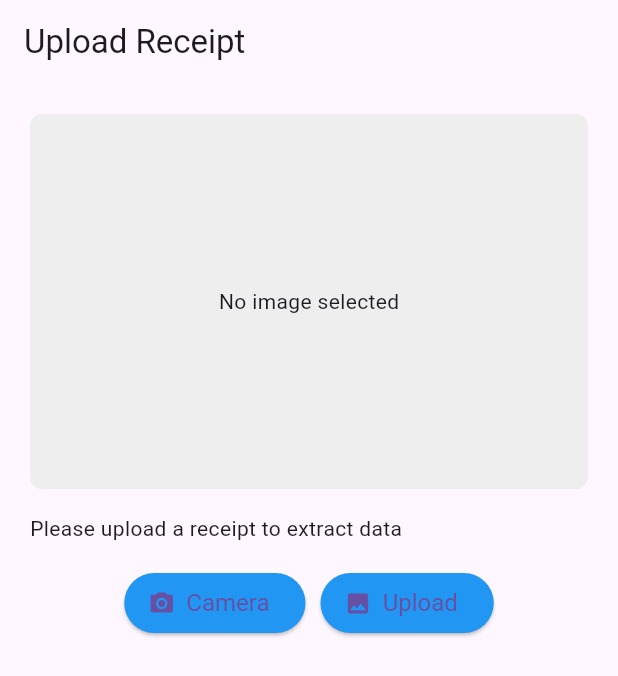
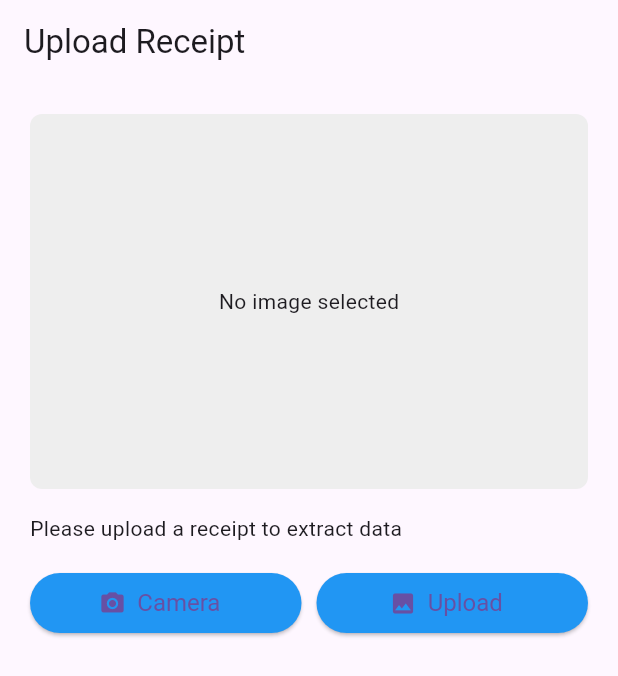
Before and after one commit to afaq3522/receipt_reader, a Flutter app: the screen it shows after launch, on a phone screen of 412 x 824 dp. Shown: the top 676 px of the screen. Run offline on Flutter 3.47's test engine with Material 3 defaults, Android fonts, the phone set to English and light mode, and no system bars; our stand-ins replace google_generative_ai, image_picker; missing offline and left inert: google_mlkit_text_recognition.

Commit message:
Refactor action buttons to use Row layout
The action buttons in `_buildActionButtons` were changed from using a `Wrap` widget to a `Row` widget. Each button is now wrapped in an `Expanded` widget, and a `SizedBox` with a width of 10 is added between them for spacing.

```diff
--- a/lib/receipt_reader.dart
+++ b/lib/receipt_reader.dart
@@ -321,22 +321,25 @@ class _ReceiptUploaderState extends State<ReceiptUploader> {
   }
 
   Widget _buildActionButtons() {
-    return Wrap(
-      spacing: 10.0, // Spacing between the buttons
-      alignment: WrapAlignment.center,
+    return Row(
       children: [
-        ElevatedButton.icon(
+        Expanded(
+          child: ElevatedButton.icon(
             onPressed: _getImageFromCamera,
             icon: const Icon(Icons.camera_alt),
             label: const Text('Camera'),
             style: widget.actionButtonStyle,
           ),
-        ElevatedButton.icon(
+        ),
+        SizedBox(width: 10,),
+        Expanded(
+          child: ElevatedButton.icon(
             onPressed: _getImageFromGallery,
             icon: const Icon(Icons.photo),
             label: const Text('Upload'),
             style: widget.actionButtonStyle,
           ),
+        ),
       ],
     );
   }
```
Lines whose indentation alone changed are shown as unchanged.
